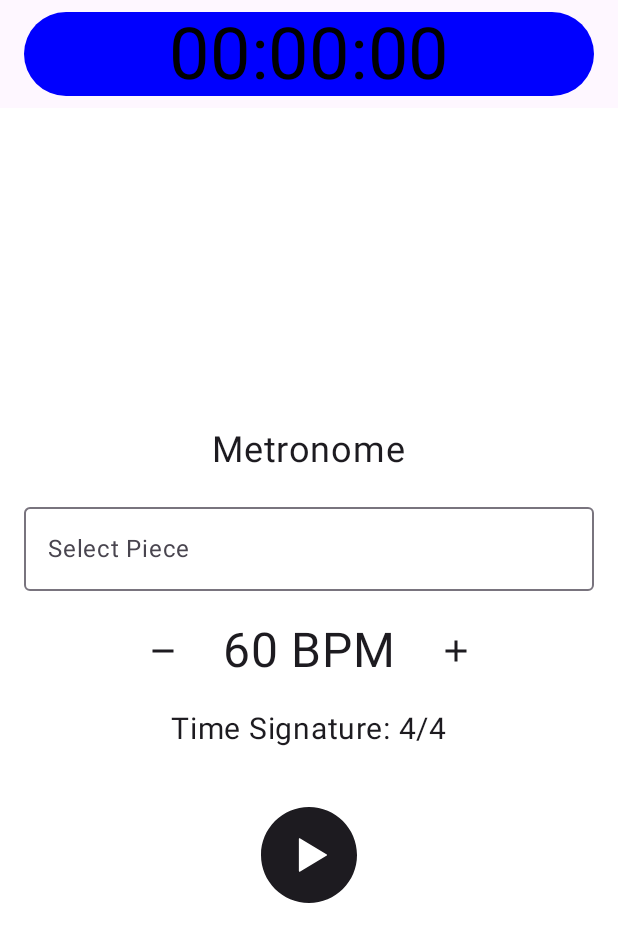
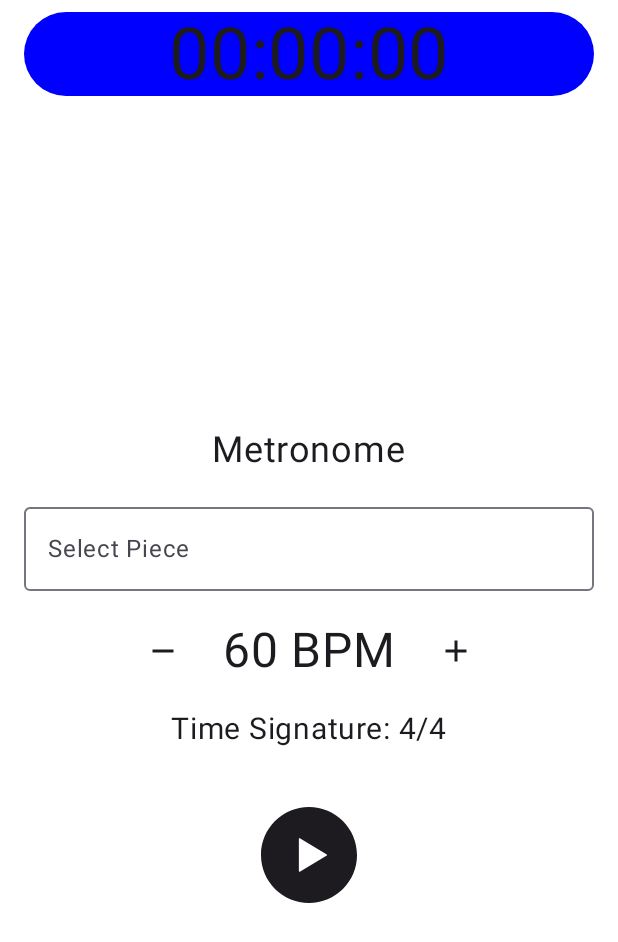
Before and after one commit to SantiagoMS03/practicepalsjetpack, an Android app built with Jetpack Compose: the MetronomeScreen screen opened through its navigation route, on a phone screen of 412 x 824 dp. Shown: the top 942 px of the screen. Run offline under Robolectric (Android 15) with nearby library versions, the phone set to English and light mode, and no system bars; our stand-ins replace Dagger/Hilt's generated code.

Commit message:
navigation works, except bar doesn't appear in pieces list screen. about to refactor to work on scalability

```diff
--- a/app/src/main/java/com/zybooks/practicepals/MainActivity.kt
+++ b/app/src/main/java/com/zybooks/practicepals/MainActivity.kt
@@ -31,7 +31,6 @@ class MainActivity : ComponentActivity() {
         setContent {
             PracticePalsTheme {
                 Column {
-                    PracticeSessionBar()
                     Surface(color = MaterialTheme.colorScheme.background) {
                         MainNavHost() // The navController is managed within MainNavHost
                     }
--- a/app/src/main/java/com/zybooks/practicepals/ui/metronome/MetronomeScreen.kt
+++ b/app/src/main/java/com/zybooks/practicepals/ui/metronome/MetronomeScreen.kt
@@ -1,6 +1,7 @@
 // MetronomeScreen.kt
 package com.zybooks.practicepals.ui.metronome
 
+import PracticeSessionBar
 import androidx.compose.foundation.clickable
 import androidx.compose.foundation.gestures.detectTapGestures
 import androidx.compose.foundation.layout.*
@@ -41,6 +42,13 @@ fun MetronomeScreen(
     // Get the focus manager to control the keyboard
     val focusManager = LocalFocusManager.current
 
+
+    Column {
+        Box(
+            modifier = Modifier.fillMaxWidth()
+        ) {
+            PracticeSessionBar()
+        }
         Box(
             modifier = Modifier
                 .fillMaxSize()
@@ -144,6 +152,7 @@ fun MetronomeScreen(
                 }
             }
         }
+    }
 
     // BPM Dialog
     if (showBpmDialog) {
--- a/app/src/main/java/com/zybooks/practicepals/ui/navigation/AppNavigation.kt
+++ b/app/src/main/java/com/zybooks/practicepals/ui/navigation/AppNavigation.kt
@@ -1,8 +1,10 @@
 package com.zybooks.practicepals.ui.navigation
 
+import PracticeSessionBar
 import androidx.compose.runtime.Composable
 import androidx.compose.runtime.staticCompositionLocalOf
 import androidx.compose.runtime.CompositionLocalProvider
+import androidx.compose.runtime.collectAsState
 import androidx.compose.runtime.remember
 import androidx.navigation.NavHostController
 import androidx.navigation.NavType
@@ -25,7 +27,13 @@ val LocalNavController = staticCompositionLocalOf<NavHostController?> { null }
 @Composable
 fun MainNavHost() {
     val navController = rememberNavController()
+    val currentRoute = navController.currentBackStackEntryFlow.collectAsState(initial = null).value?.destination?.route
+
     CompositionLocalProvider(LocalNavController provides navController) {
+        if (currentRoute != "stopwatch" && currentRoute != "metronome") {
+            PracticeSessionBar()
+        }
+
         NavHost(navController = navController, startDestination = "home") {
             composable("home") {
                 HomeScreen(navController)
--- a/app/src/main/java/com/zybooks/practicepals/ui/pieces/PieceDetailScreen.kt
+++ b/app/src/main/java/com/zybooks/practicepals/ui/pieces/PieceDetailScreen.kt
@@ -10,6 +10,7 @@ import androidx.compose.material3.ListItem
 import androidx.compose.material3.Text
 import androidx.compose.runtime.*
 import androidx.compose.ui.Modifier
+import androidx.compose.ui.focus.focusModifier
 import androidx.compose.ui.graphics.Color
 import androidx.compose.ui.text.font.FontWeight
 import androidx.compose.ui.unit.dp
@@ -52,6 +53,11 @@ fun PieceDetailScreen(
                 fontSize = 16.sp,
                 modifier = Modifier.padding(bottom = 16.dp)
             )
+//            Text(
+//                text = "Edit",
+//                fontSize = 16.sp,
+//                modifier = Modifier.clickable()
+//            )
 
             if (practiceLogs.isEmpty()) {
                 Column {
--- a/app/src/main/java/com/zybooks/practicepals/ui/progressbar/PracticeSessionBar.kt
+++ b/app/src/main/java/com/zybooks/practicepals/ui/progressbar/PracticeSessionBar.kt
@@ -34,6 +34,7 @@ fun PracticeSessionBar(
     val milliseconds = ((elapsedTime % 1000) / 10).toInt()
 
     val navController = LocalNavController.current // Access NavController without passing as a parameter
+    Log.d("NAV_CONTROLLER", "NavController is null: ${navController == null}")
 
     Box(
         modifier = Modifier
```
Also changed, not shown: app/src/main/java/com/zybooks/practicepals/viewmodel/UiStateModel.kt (added, +17 -0 lines). Lines whose indentation alone changed are shown as unchanged.
